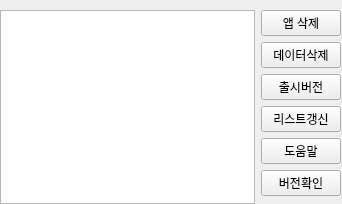
First picture: the form in ui/installedList.ui, repository jeongjeongguk/ADB_pyQT5, before the edit.
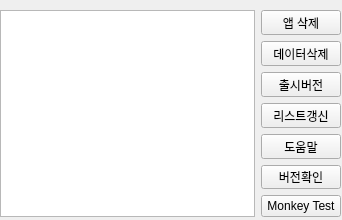
Second picture: the form after the edit. Icons and pictures are not drawn.

Commit message: Monkey Test 추가

```diff
--- a/ui/installedList.ui
+++ b/ui/installedList.ui
@@ -7,7 +7,7 @@
     <x>0</x>
     <y>0</y>
     <width>342</width>
-    <height>204</height>
+    <height>220</height>
    </rect>
   </property>
   <property name="sizePolicy">
@@ -19,13 +19,13 @@
   <property name="minimumSize">
    <size>
     <width>342</width>
-    <height>204</height>
+    <height>220</height>
    </size>
   </property>
   <property name="maximumSize">
    <size>
     <width>342</width>
-    <height>204</height>
+    <height>220</height>
    </size>
   </property>
   <property name="baseSize">
@@ -47,7 +47,7 @@
      <x>0</x>
      <y>10</y>
      <width>341</width>
-     <height>194</height>
+     <height>207</height>
     </rect>
    </property>
    <layout class="QHBoxLayout" name="horizontalLayout">
@@ -102,6 +102,13 @@
         </property>
        </widget>
       </item>
+      <item>
+       <widget class="QPushButton" name="MonkeyTest">
+        <property name="text">
+         <string>Monkey Test</string>
+        </property>
+       </widget>
+      </item>
       <item>
        <spacer name="verticalSpacer">
         <property name="orientation">
```
The commit also changes 3 other files.
